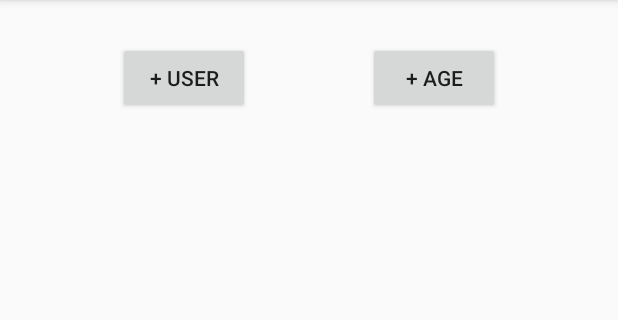
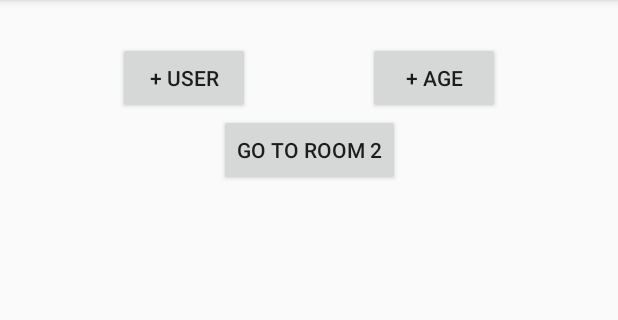
Before and after one commit to benhero/Jetpack, an Android app: the RoomActivity screen opened directly, with no data from a screen before it, on a phone screen of 412 x 824 dp, the part 84-404 px from its top. Run offline under Robolectric (Android 15) with nearby library versions, the phone set to English and light mode, and no system bars; our stand-ins replace Room's generated code.

Commit message:
Room: 添加二级页面，作为LiveData的测验

```diff
--- a/app/src/main/AndroidManifest.xml
+++ b/app/src/main/AndroidManifest.xml
@@ -8,6 +8,7 @@
         android:label="@string/app_name"
         android:supportsRtl="true"
         android:theme="@style/AppTheme">
+        <activity android:name=".room.RoomActivity2" />
         <activity android:name=".MainActivity">
             <intent-filter>
                 <action android:name="android.intent.action.MAIN" />
@@ -17,7 +18,7 @@
         </activity>
         <activity android:name=".livedata.LiveDataActivity" />
         <activity android:name=".viewmodel.ViewModelActivity" />
-        <activity android:name=".room.RoomActivity"/>
+        <activity android:name=".room.RoomActivity" />
     </application>
 
 </manifest>
--- a/app/src/main/java/com/ben/jetpack/room/RoomActivity.kt
+++ b/app/src/main/java/com/ben/jetpack/room/RoomActivity.kt
@@ -1,6 +1,8 @@
 package com.ben.jetpack.room
 
+import android.content.Intent
 import android.os.Bundle
+import android.util.Log
 import android.view.LayoutInflater
 import android.view.View
 import android.view.ViewGroup
@@ -19,10 +21,12 @@ class RoomActivity : AppCompatActivity(), View.OnClickListener {
         setContentView(R.layout.activity_room)
         room_user_btn.setOnClickListener(this)
         room_age_btn.setOnClickListener(this)
+        Log.i("JKL", "RoomActivity - onCreate: ")
 
         val users = AppDatabase.getInstance(this.applicationContext).getUserDao().getUsers()
         users.observe(this, Observer<List<User>> { list ->
             room_user_list.removeAllViews()
+            Log.i("JKL", "onCreate: " + list.size)
             list.forEach {
                 val layout = LayoutInflater.from(this).inflate(R.layout.room_user_item, room_user_list, false)
                 layout.room_item_name.text = it.name
@@ -31,6 +35,7 @@ class RoomActivity : AppCompatActivity(), View.OnClickListener {
                 root.addView(layout)
             }
         })
+        btn_room2.setOnClickListener(this)
     }
 
     override fun onClick(v: View?) {
@@ -40,6 +45,9 @@ class RoomActivity : AppCompatActivity(), View.OnClickListener {
             }
             room_age_btn -> {
                 addAge()
+            }
+            btn_room2 -> {
+                startActivity(Intent(this, RoomActivity2::class.java))
             }
             else -> {
             }
--- a/app/src/main/res/layout/activity_room.xml
+++ b/app/src/main/res/layout/activity_room.xml
@@ -28,12 +28,21 @@
         app:layout_constraintStart_toEndOf="@+id/room_user_btn"
         app:layout_constraintTop_toTopOf="@+id/room_user_btn" />
 
+    <Button
+        android:id="@+id/btn_room2"
+        android:layout_width="wrap_content"
+        android:layout_height="wrap_content"
+        app:layout_constraintEnd_toEndOf="parent"
+        android:text="GO TO Room 2"
+        app:layout_constraintStart_toStartOf="parent"
+        app:layout_constraintTop_toBottomOf="@id/room_age_btn" />
+
     <ScrollView
         android:layout_width="match_parent"
         android:layout_height="0dp"
         android:layout_marginTop="16dp"
         app:layout_constraintBottom_toBottomOf="parent"
-        app:layout_constraintTop_toBottomOf="@id/room_user_btn">
+        app:layout_constraintTop_toBottomOf="@id/btn_room2">
 
         <LinearLayout
             android:id="@+id/room_user_list"
```
Also changed, not shown: app/src/main/java/com/ben/jetpack/room/RoomActivity2.kt (added, +26 -0 lines), app/src/main/res/layout/activity_room2.xml (added, +18 -0 lines).
